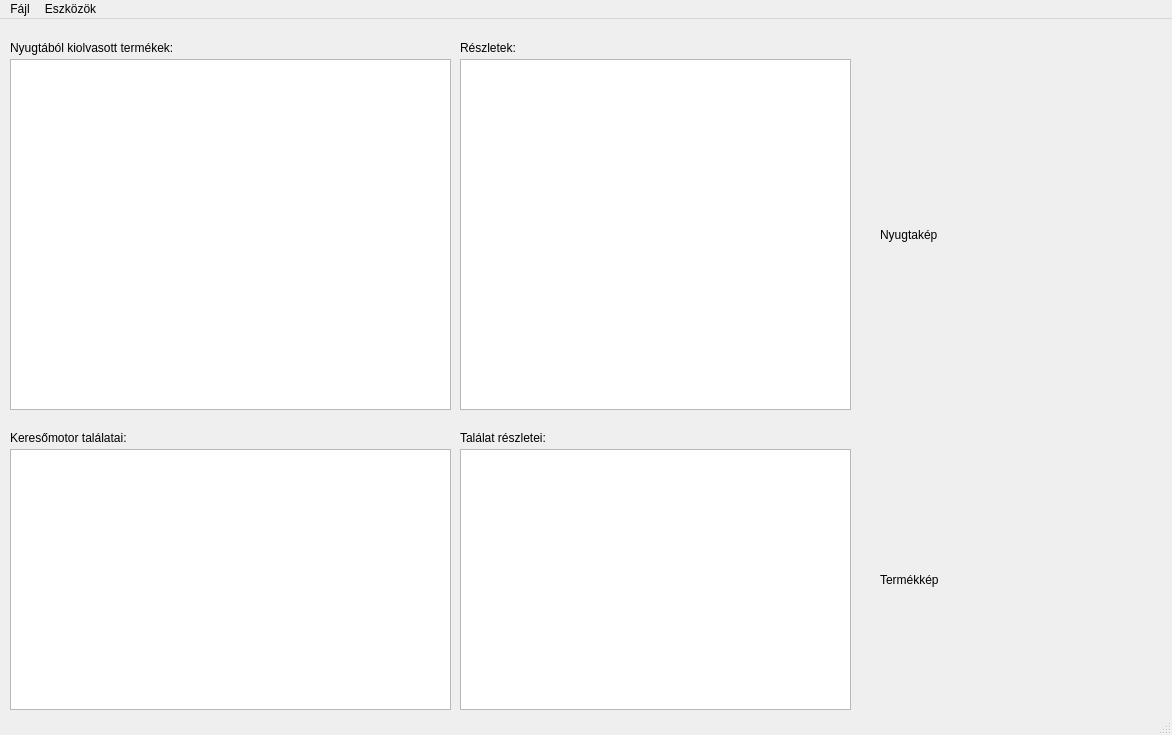
Qt form mainwindow.ui (herrschmidt0/Receipt-parser) before a commit.
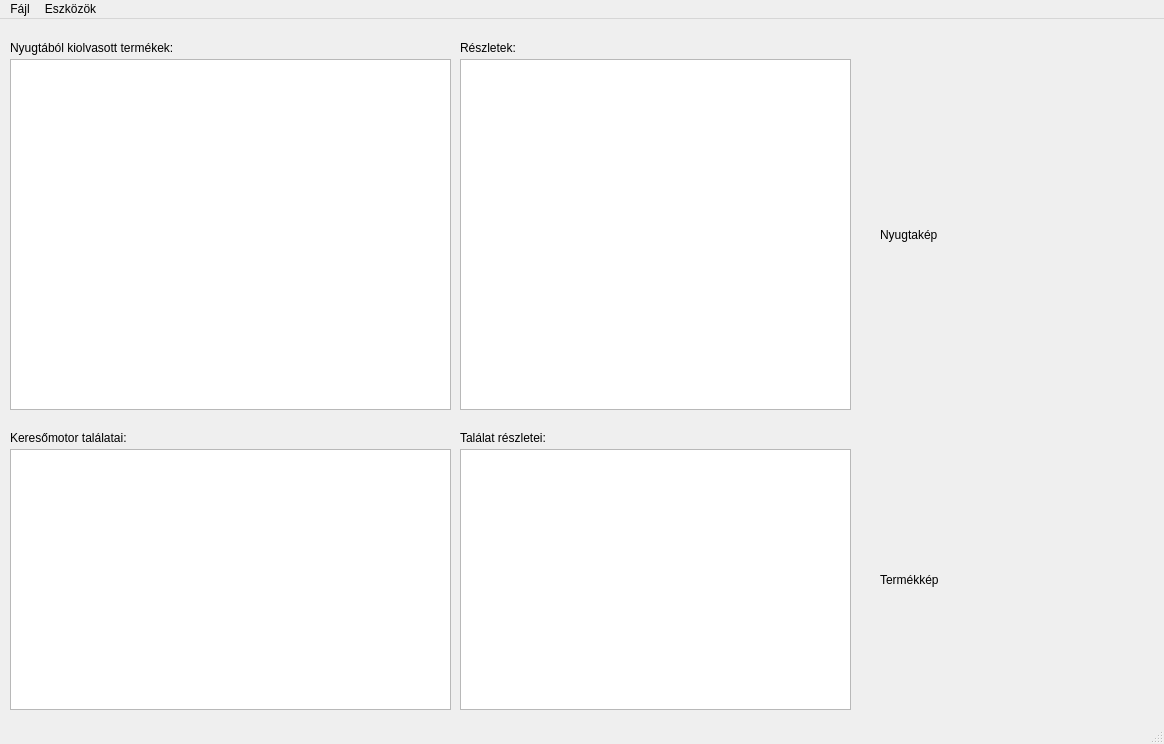
The same form after that commit.

What changed in the file:
```diff
--- a/mainwindow.ui
+++ b/mainwindow.ui
@@ -6,8 +6,8 @@
    <rect>
     <x>0</x>
     <y>0</y>
-    <width>1172</width>
-    <height>735</height>
+    <width>1164</width>
+    <height>744</height>
    </rect>
   </property>
   <property name="windowTitle">
@@ -144,7 +144,7 @@
     <rect>
      <x>0</x>
      <y>0</y>
-     <width>1172</width>
+     <width>1164</width>
      <height>22</height>
     </rect>
    </property>
```
